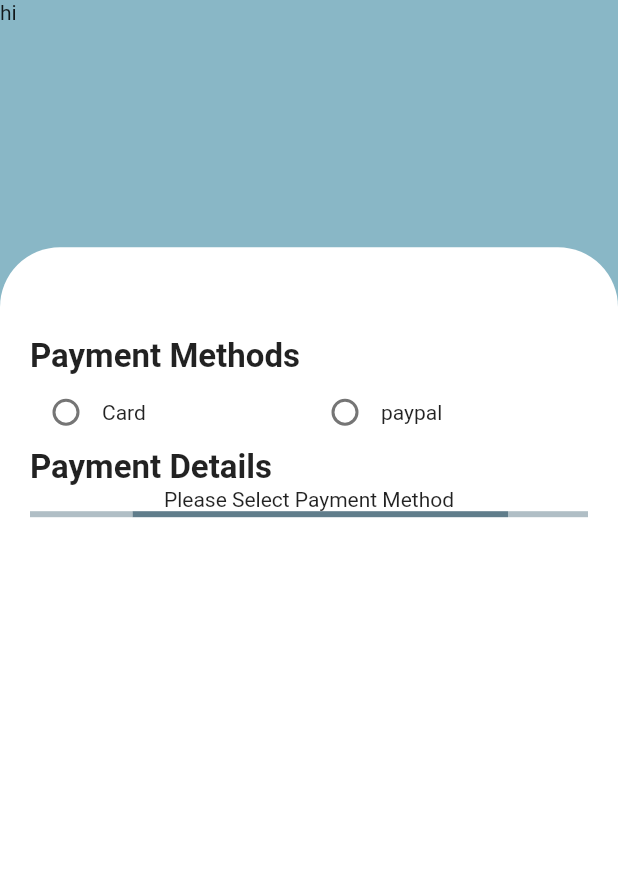
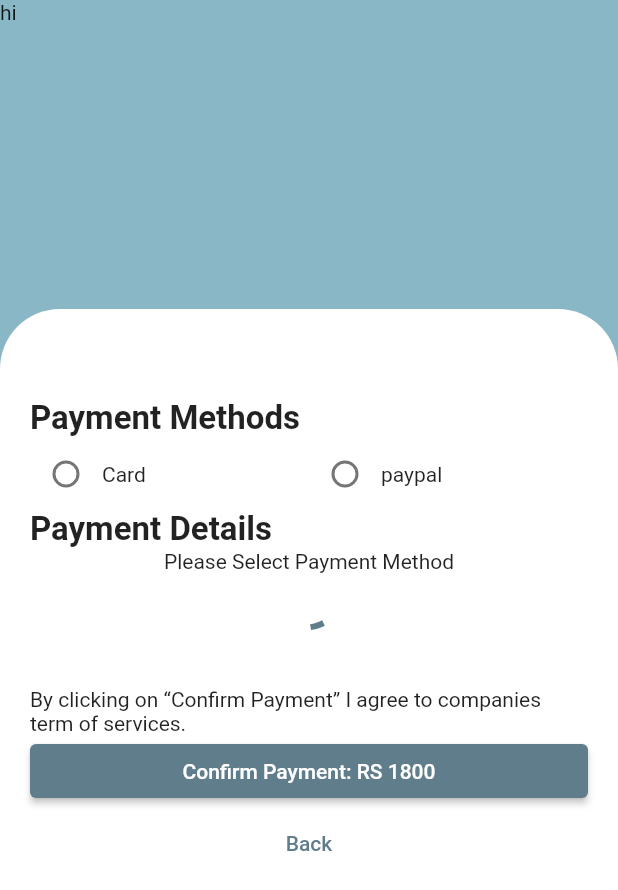
Before and after one commit to salmannaeem112215/flutter_figma_day2_catalog, a Flutter app: the screen it shows after launch, on a phone screen of 412 x 824 dp. Shown: the top 890 px of the screen. Run offline on Flutter 3.47's test engine with Material 2 defaults, Android fonts, the phone set to English and light mode, and no system bars.

Commit message:
Completed UI of Payment Details and added Buttons

```diff
--- a/lib/screen/catalog_screen.dart
+++ b/lib/screen/catalog_screen.dart
@@ -17,14 +17,14 @@ class _CatalogScreenState extends State<CatalogScreen> {
         child: Column(
           children: [
             Flexible(
-                flex: 2,
+                flex: 3,
                 fit: FlexFit.tight,
                 child: Container(
                   width: double.infinity,
                   child: Text('hi'),
                 )),
             Flexible(
-              flex: 8,
+              flex: 9,
               fit: FlexFit.tight,
               child: Container(
                 decoration: BoxDecoration(
--- a/lib/widget/payment.dart
+++ b/lib/widget/payment.dart
@@ -11,6 +11,7 @@ class Payment extends StatefulWidget {
 
 class _PaymentState extends State<Payment> {
   String _paymentMethod = '';
+  double price = 1800;
 
   void _setPaymentMethod(value) {
     setState(() {
@@ -35,6 +36,30 @@ class _PaymentState extends State<Payment> {
         ),
 
         PaymentDetails(paymentMethod: _paymentMethod),
+
+        SizedBox(
+          height: 40,
+        ),
+
+        Text(
+            'By clicking on “Confirm Payment” I agree to companies term of services.'),
+
+        Container(
+          width: double.infinity,
+          child: ElevatedButton(
+            onPressed: () {},
+            child: Text(
+              "Confirm Payment: RS " + price.toStringAsFixed(0),
+            ),
+          ),
+        ),
+
+        Center(
+          child: TextButton(
+            onPressed: () {},
+            child: Text('Back'),
+          ),
+        )
       ],
     );
   }
--- a/lib/widget/payment_details.dart
+++ b/lib/widget/payment_details.dart
@@ -1,13 +1,11 @@
 import 'package:flutter/material.dart';
+import 'package:flutter/services.dart';
 
 class PaymentDetails extends StatelessWidget {
   PaymentDetails({Key? key, required this.paymentMethod}) : super(key: key);
   String paymentMethod = '';
   @override
   Widget build(BuildContext context) {
-    print(paymentMethod.isEmpty);
-    print(paymentMethod == '');
-    print('hi');
     // (paymentMethod!.length == 0) ? print('is Empty') : print('Not EMptyy');
     return Column(
       crossAxisAlignment: CrossAxisAlignment.start,
@@ -24,11 +22,51 @@ class PaymentDetails extends StatelessWidget {
                 child: Column(
                   children: [
                     Text('Please Select Payment Method'),
-                    LinearProgressIndicator(),
+                    CircularProgressIndicator(),
                   ],
                 ),
               )
-            : Text('hi'),
+            : Form(
+                child: Column(
+                children: [
+                  TextFormField(
+                    decoration:
+                        InputDecoration(labelText: "Enter Name On Card"),
+                    keyboardType: TextInputType.name,
+                  ),
+                  TextFormField(
+                    decoration: InputDecoration(labelText: "Card  Number"),
+                    keyboardType: TextInputType.number,
+                  ),
+                  Row(
+                    children: [
+                      Flexible(
+                        flex: 6,
+                        fit: FlexFit.tight,
+                        child: Container(
+                          padding: EdgeInsets.fromLTRB(0, 0, 10, 0),
+                          child: TextFormField(
+                            decoration:
+                                InputDecoration(labelText: "Expiration"),
+                            keyboardType: TextInputType.datetime,
+                          ),
+                        ),
+                      ),
+                      Flexible(
+                        flex: 4,
+                        fit: FlexFit.tight,
+                        child: Container(
+                          padding: EdgeInsets.fromLTRB(10, 0, 0, 0),
+                          child: TextFormField(
+                            decoration: InputDecoration(labelText: "CVV"),
+                            keyboardType: TextInputType.number,
+                          ),
+                        ),
+                      ),
+                    ],
+                  )
+                ],
+              ))
       ],
     );
   }
```
